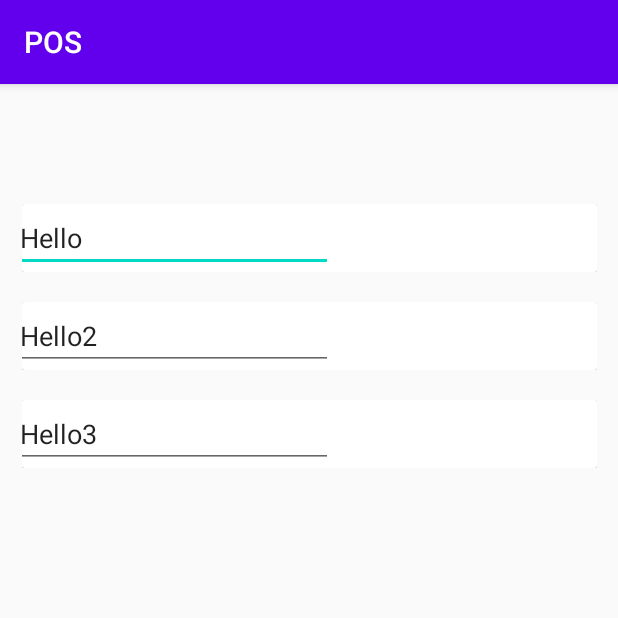
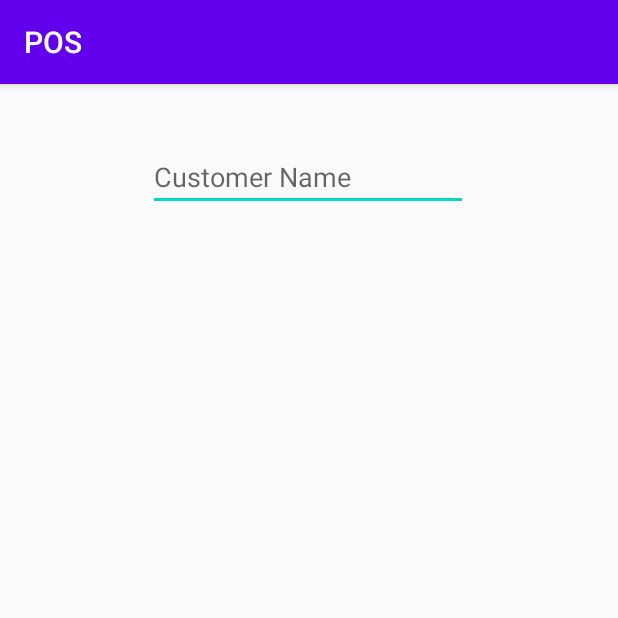
Before and after one commit to abubakarnci/POS-System, an Android app: the SalesActivity screen opened directly, with no data from a screen before it, on a phone screen of 412 x 824 dp, the top half of it. Run offline under Robolectric (Android 15) with nearby library versions, the phone set to English and light mode, and no system bars; our stand-ins replace Firebase (no records; nobody signed in at launch, a user with empty details on screens opened directly).

Commit message:
SalesActivity

```diff
--- a/app/src/main/java/com/example/pos/MyAdapter.java
+++ b/app/src/main/java/com/example/pos/MyAdapter.java
@@ -10,42 +10,49 @@ import android.widget.TextView;
 import androidx.annotation.NonNull;
 import androidx.recyclerview.widget.RecyclerView;
 
+import java.util.ArrayList;
+
 public class MyAdapter extends RecyclerView.Adapter<MyAdapter.MyViewHolder> {
 
     Context context;
-    String data1[];
-    public MyAdapter(Context ct, String s1[]){
-        context=ct;
-        data1=s1;
+    ArrayList<InventObj> data1;
+    //String data1[];
+    public MyAdapter(Context ct, ArrayList<InventObj> s1){
+        this.context=ct;
+        this.data1=s1;
     }
 
     @NonNull
     @Override
     public MyViewHolder onCreateViewHolder(@NonNull ViewGroup parent, int viewType) {
 
-        LayoutInflater inflater=LayoutInflater.from(context);
-        View view = inflater.inflate(R.layout.my_row, parent,false);
+       // LayoutInflater inflater=LayoutInflater.from(context);
+       // View view = inflater.inflate(R.layout.my_row, parent,false);
+        View view= LayoutInflater.from(parent.getContext()).inflate(R.layout.my_row, parent, false);
         return new MyViewHolder(view);
     }
 
     @Override
-    public void onBindViewHolder(@NonNull MyViewHolder holder, int position) {
+    public void onBindViewHolder(@NonNull MyViewHolder holder, int i) {
 
-        holder.myText1.setText(data1[position]);
+        holder.item.setText(data1.get(i).getItemName());
+        holder.price.setText(String.valueOf(data1.get(i).getSellPrice()));
     }
 
     @Override
     public int getItemCount() {
-        return data1.length;
+        return data1.size();
     }
 
     public class MyViewHolder extends RecyclerView.ViewHolder{
 
-        EditText myText1;
+        EditText item,price,qty;
 
         public MyViewHolder(@NonNull View itemView) {
             super(itemView);
-            myText1=itemView.findViewById(R.id.name);
+            item=itemView.findViewById(R.id.item);
+            price=itemView.findViewById(R.id.price);
+            qty=itemView.findViewById(R.id.qty);
 
         }
     }
--- a/app/src/main/java/com/example/pos/SalesActivity.java
+++ b/app/src/main/java/com/example/pos/SalesActivity.java
@@ -1,25 +1,73 @@
 package com.example.pos;
 
+import androidx.annotation.NonNull;
 import androidx.appcompat.app.AppCompatActivity;
 import androidx.recyclerview.widget.LinearLayoutManager;
 import androidx.recyclerview.widget.RecyclerView;
 
 import android.os.Bundle;
+import android.widget.EditText;
+
+import com.google.firebase.database.DataSnapshot;
+import com.google.firebase.database.DatabaseError;
+import com.google.firebase.database.DatabaseReference;
+import com.google.firebase.database.FirebaseDatabase;
+import com.google.firebase.database.ValueEventListener;
+
+import java.util.ArrayList;
 
 public class SalesActivity extends AppCompatActivity {
 
 
     RecyclerView recyclerView;
-    String s1[];
+
+    ArrayList<InventObj> input;
+
+    DatabaseReference retriveRef;
+    EditText name;
     @Override
     protected void onCreate(Bundle savedInstanceState) {
         super.onCreate(savedInstanceState);
         setContentView(R.layout.activity_sales);
 
+        input=new ArrayList<>();
+        name=findViewById(R.id.editTextName);
         recyclerView= findViewById(R.id.recyclerView);
-        s1=getResources().getStringArray(R.array.test);
 
-        MyAdapter myAdapter=new MyAdapter(this, s1);
+
+
+        retriveRef = FirebaseDatabase.getInstance().getReference("items");
+
+        retriveRef.addValueEventListener(new ValueEventListener() {
+            @Override
+            public void onDataChange(DataSnapshot snapshot) {
+                input.clear();
+                for(DataSnapshot dss : snapshot.getChildren()) {
+                    InventObj inventObj= dss.getValue(InventObj.class);
+                    inventObj.setItemNo(Long.parseLong(dss.getKey()));
+                   // String itemName = (String) snapshot.child("itemName").getValue();
+                    input.add(inventObj);
+                }
+
+
+                //    sellPrice = Double.parseDouble(String.valueOf(snapshot.child("sellPrice").getValue()));
+
+
+            }
+
+            @Override
+            public void onCancelled(@NonNull DatabaseError error) {
+
+            }
+        });
+
+
+
+
+
+
+
+        MyAdapter myAdapter=new MyAdapter(this, input);
         recyclerView.setAdapter(myAdapter);
         recyclerView.setLayoutManager(new LinearLayoutManager(this));
     }
--- a/app/src/main/res/layout/activity_sales.xml
+++ b/app/src/main/res/layout/activity_sales.xml
@@ -6,12 +6,25 @@
     android:layout_height="match_parent"
     tools:context=".SalesActivity">
 
+    <EditText
+        android:id="@+id/editTextName"
+        android:layout_width="wrap_content"
+        android:layout_height="wrap_content"
+        android:layout_marginEnd="100dp"
+        android:layout_marginBottom="8dp"
+        android:ems="10"
+        android:hint="Customer Name"
+        android:inputType="textPersonName"
+        app:layout_constraintBottom_toTopOf="@+id/recyclerView"
+        app:layout_constraintEnd_toEndOf="parent" />
+
     <androidx.recyclerview.widget.RecyclerView
         android:id="@+id/recyclerView"
-        android:layout_width="403dp"
-        android:layout_height="642dp"
-        android:layout_marginBottom="56dp"
+        android:layout_width="match_parent"
+        android:layout_height="600dp"
+        android:layout_marginBottom="75dp"
         app:layout_constraintBottom_toBottomOf="parent"
         app:layout_constraintEnd_toEndOf="parent"
+        app:layout_constraintHorizontal_bias="0.0"
         app:layout_constraintStart_toStartOf="parent" />
 </androidx.constraintlayout.widget.ConstraintLayout>
--- a/app/src/main/res/values/strings.xml
+++ b/app/src/main/res/values/strings.xml
@@ -4,6 +4,6 @@
     <string-array name="test">
         <item>Hello</item>
         <item>Hello2</item>
-        <item>Hello3</item>
+        <item></item>
     </string-array>
 </resources>
```
Also changed, not shown: app/src/main/res/layout/my_row.xml (+30 -6 lines).
